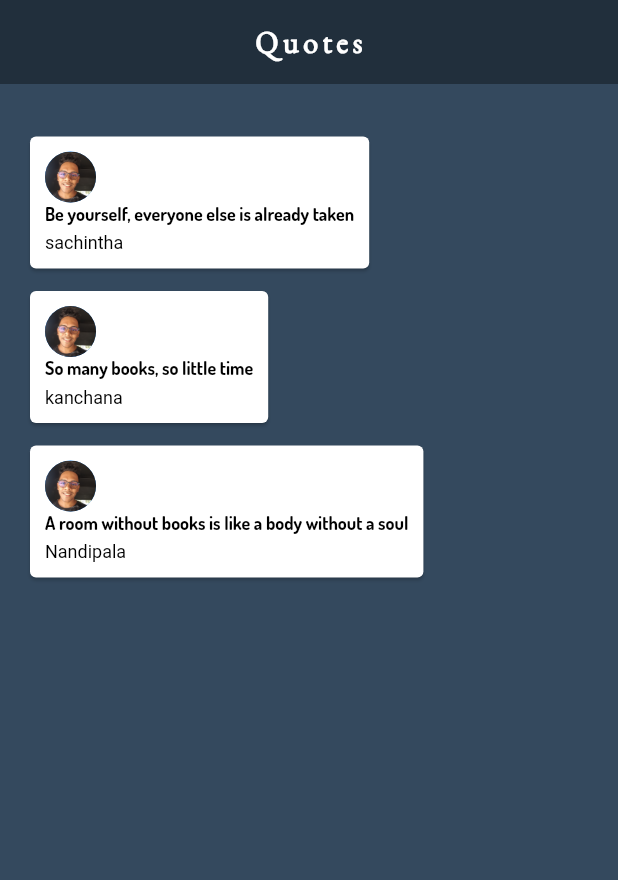
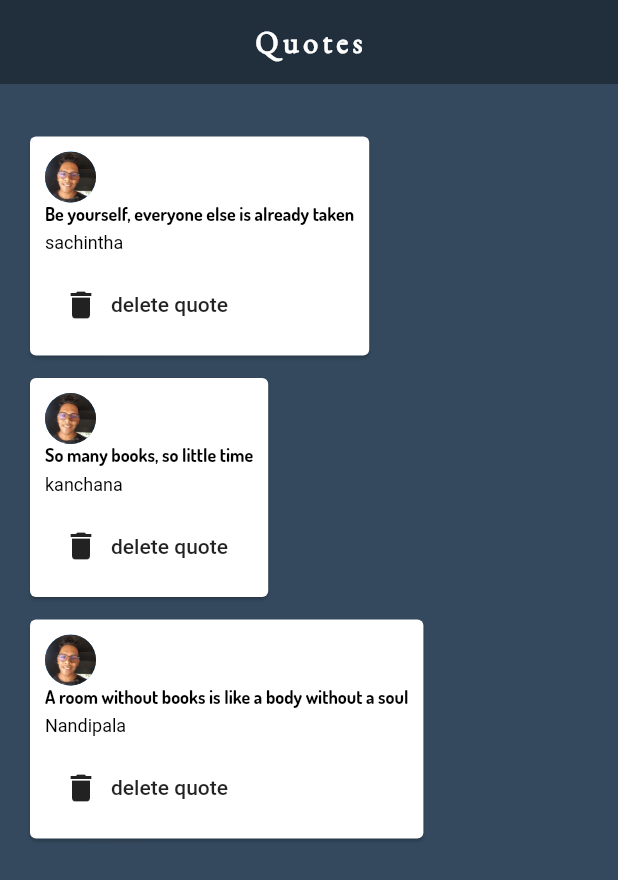
Before and after one commit to sachinthadilshandisanayaka/flutter-practice, a Flutter app: the screen it shows after launch, on a phone screen of 412 x 824 dp. Shown: the top 880 px of the screen. Run offline on Flutter 3.47's test engine with Material 2 defaults, Android fonts, the phone set to English and light mode, and no system bars.

Commit message:
function as a parameter

```diff
--- a/lib/card_quotes.dart
+++ b/lib/card_quotes.dart
@@ -1,11 +1,14 @@
+// import 'dart:html';
 import 'dart:ui';
 import 'quotes.dart';
 import 'package:flutter/material.dart';
 
 class QuoteCard extends StatelessWidget {
   final Quote quote;
+  final Function delete;
   QuoteCard(
-      {this.quote}); // final key word is neccessary, because of stateLessWidget's values can't change time to time.
+      {this.quote,
+      this.delete}); // final key word is neccessary, because of stateLessWidget's values can't change time to time.
 
   @override
   Widget build(BuildContext context) {
@@ -38,6 +41,14 @@ class QuoteCard extends StatelessWidget {
                 fontSize: 12.0,
                 color: Colors.black,
               ),
+            ),
+            SizedBox(
+              height: 10.0,
+            ),
+            FlatButton.icon(
+              onPressed: delete,
+              label: Text('delete quote'),
+              icon: Icon(Icons.delete),
             )
           ],
         ),
--- a/lib/main.dart
+++ b/lib/main.dart
@@ -52,7 +52,16 @@ class _QuotesState extends State<Quotes> {
           // children: <Widget>[
 
           // ],
-          children: quotes.map((quote) => QuoteCard(quote: quote)).toList(),
+          children: quotes
+              .map((quote) => QuoteCard(
+                  quote: quote,
+                  delete: () {
+                    // function as a parameter......................
+                    setState(() {
+                      quotes.remove(quote);
+                    });
+                  }))
+              .toList(),
         ),
       ),
     );
```
